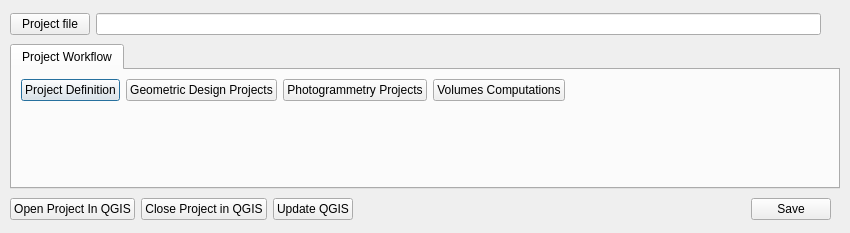
This is vts_gui/VolumeTimeSeriesDialog.ui in UCLM-PAFyC/VolumeTimeSeries as Qt 5 draws it before an edit. The edited form follows.
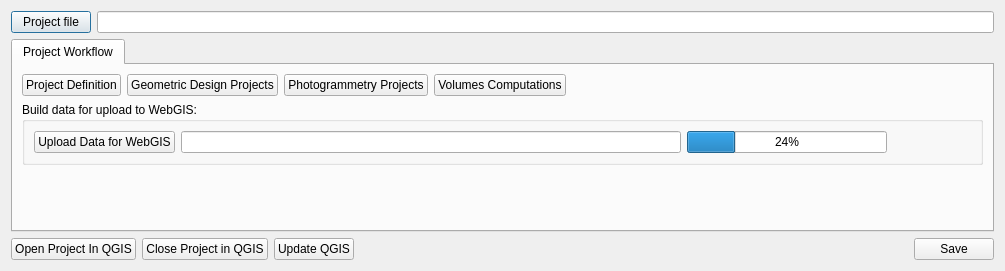
This is the edited form.

Commit message: Build data for upload to web gis

What changed in the file:
```diff
--- a/vts_gui/VolumeTimeSeriesDialog.ui
+++ b/vts_gui/VolumeTimeSeriesDialog.ui
@@ -6,8 +6,8 @@
    <rect>
     <x>0</x>
     <y>0</y>
-    <width>850</width>
-    <height>233</height>
+    <width>1005</width>
+    <height>271</height>
    </rect>
   </property>
   <property name="sizePolicy">
@@ -18,8 +18,8 @@
   </property>
   <property name="minimumSize">
    <size>
-    <width>850</width>
-    <height>150</height>
+    <width>1000</width>
+    <height>270</height>
    </size>
   </property>
   <property name="maximumSize">
@@ -31,15 +31,78 @@
   <property name="windowTitle">
    <string>Volume Time Series</string>
   </property>
+  <layout class="QGridLayout" name="gridLayout_2">
+   <item row="0" column="0">
+    <layout class="QHBoxLayout" name="horizontalLayout_2">
+     <item>
+      <widget class="QPushButton" name="projectFilePushButton">
+       <property name="maximumSize">
+        <size>
+         <width>80</width>
+         <height>16777215</height>
+        </size>
+       </property>
+       <property name="text">
+        <string>Project file</string>
+       </property>
+      </widget>
+     </item>
+     <item>
+      <widget class="QLineEdit" name="projectLineEdit">
+       <property name="readOnly">
+        <bool>true</bool>
+       </property>
+      </widget>
+     </item>
+    </layout>
+   </item>
+   <item row="2" column="0">
+    <layout class="QHBoxLayout" name="horizontalLayout">
+     <item>
+      <widget class="QPushButton" name="openProjectQgisPushButton">
+       <property name="text">
+        <string>Open Project In QGIS</string>
+       </property>
+      </widget>
+     </item>
+     <item>
+      <widget class="QPushButton" name="closeProjectQgisPushButton">
+       <property name="text">
+        <string>Close Project in QGIS</string>
+       </property>
+      </widget>
+     </item>
+     <item>
+      <widget class="QPushButton" name="updateQGISPushButton">
+       <property name="text">
+        <string>Update QGIS</string>
+       </property>
+      </widget>
+     </item>
+     <item>
+      <spacer name="horizontalSpacer">
+       <property name="orientation">
+        <enum>Qt::Horizontal</enum>
+       </property>
+       <property name="sizeHint" stdset="0">
+        <size>
+         <width>345</width>
+         <height>20</height>
+        </size>
+       </property>
+      </spacer>
+     </item>
+     <item>
+      <widget class="QPushButton" name="saveProjectPushButton">
+       <property name="text">
+        <string>Save</string>
+       </property>
+      </widget>
+     </item>
+    </layout>
+   </item>
+   <item row="1" column="0">
   <widget class="QTabWidget" name="tabWidget">
-   <property name="geometry">
-    <rect>
-     <x>10</x>
-     <y>44</y>
-     <width>830</width>
-     <height>145</height>
-    </rect>
-   </property>
    <property name="currentIndex">
     <number>0</number>
    </property>
@@ -94,6 +157,67 @@
       </layout>
      </item>
      <item row="1" column="0">
+        <widget class="QGroupBox" name="processInformationGroupBox">
+         <property name="title">
+          <string>Build data for upload to WebGIS:</string>
+         </property>
+         <layout class="QGridLayout" name="gridLayout_4">
+          <item row="0" column="1">
+           <widget class="QLineEdit" name="processLineEdit">
+            <property name="minimumSize">
+             <size>
+              <width>500</width>
+              <height>0</height>
+             </size>
+            </property>
+            <property name="readOnly">
+             <bool>true</bool>
+            </property>
+           </widget>
+          </item>
+          <item row="0" column="2">
+           <widget class="QProgressBar" name="processProgressBar">
+            <property name="sizePolicy">
+             <sizepolicy hsizetype="Fixed" vsizetype="Fixed">
+              <horstretch>0</horstretch>
+              <verstretch>0</verstretch>
+             </sizepolicy>
+            </property>
+            <property name="minimumSize">
+             <size>
+              <width>200</width>
+              <height>0</height>
+             </size>
+            </property>
+            <property name="value">
+             <number>24</number>
+            </property>
+           </widget>
+          </item>
+          <item row="0" column="3">
+           <spacer name="horizontalSpacer_4">
+            <property name="orientation">
+             <enum>Qt::Horizontal</enum>
+            </property>
+            <property name="sizeHint" stdset="0">
+             <size>
+              <width>194</width>
+              <height>20</height>
+             </size>
+            </property>
+           </spacer>
+          </item>
+          <item row="0" column="0">
+           <widget class="QPushButton" name="uploadDataForWebGISpushButton">
+            <property name="text">
+             <string>Upload Data for WebGIS</string>
+            </property>
+           </widget>
+          </item>
+         </layout>
+        </widget>
+       </item>
+       <item row="2" column="0">
       <spacer name="verticalSpacer">
        <property name="orientation">
         <enum>Qt::Vertical</enum>
@@ -109,91 +233,8 @@
     </layout>
    </widget>
   </widget>
-  <widget class="QWidget" name="layoutWidget">
-   <property name="geometry">
-    <rect>
-     <x>10</x>
-     <y>10</y>
-     <width>811</width>
-     <height>28</height>
-    </rect>
-   </property>
-   <layout class="QHBoxLayout" name="horizontalLayout_2">
-    <item>
-     <widget class="QPushButton" name="projectFilePushButton">
-      <property name="maximumSize">
-       <size>
-        <width>80</width>
-        <height>16777215</height>
-       </size>
-      </property>
-      <property name="text">
-       <string>Project file</string>
-      </property>
-     </widget>
-    </item>
-    <item>
-     <widget class="QLineEdit" name="projectLineEdit">
-      <property name="readOnly">
-       <bool>true</bool>
-      </property>
-     </widget>
-    </item>
-   </layout>
-  </widget>
-  <widget class="QWidget" name="layoutWidget">
-   <property name="geometry">
-    <rect>
-     <x>10</x>
-     <y>195</y>
-     <width>821</width>
-     <height>28</height>
-    </rect>
-   </property>
-   <layout class="QHBoxLayout" name="horizontalLayout">
-    <item>
-     <widget class="QPushButton" name="openProjectQgisPushButton">
-      <property name="text">
-       <string>Open Project In QGIS</string>
-      </property>
-     </widget>
-    </item>
-    <item>
-     <widget class="QPushButton" name="closeProjectQgisPushButton">
-      <property name="text">
-       <string>Close Project in QGIS</string>
-      </property>
-     </widget>
-    </item>
-    <item>
-     <widget class="QPushButton" name="updateQGISPushButton">
-      <property name="text">
-       <string>Update QGIS</string>
-      </property>
-     </widget>
-    </item>
-    <item>
-     <spacer name="horizontalSpacer">
-      <property name="orientation">
-       <enum>Qt::Horizontal</enum>
-      </property>
-      <property name="sizeHint" stdset="0">
-       <size>
-        <width>345</width>
-        <height>20</height>
-       </size>
-      </property>
-     </spacer>
-    </item>
-    <item>
-     <widget class="QPushButton" name="saveProjectPushButton">
-      <property name="text">
-       <string>Save</string>
-      </property>
-     </widget>
-    </item>
-   </layout>
-  </widget>
+   </item>
+  </layout>
  </widget>
  <resources>
   <include location="../resources.qrc"/>
```
Lines whose indentation alone changed are shown as unchanged. The commit also changes 3 other files.
